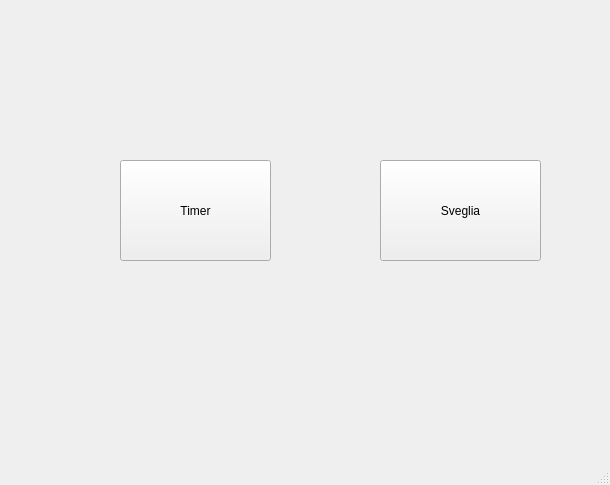
Above: homewindow.ui from GregorioViciani/TimerApp before the change. Below: the same form after it.
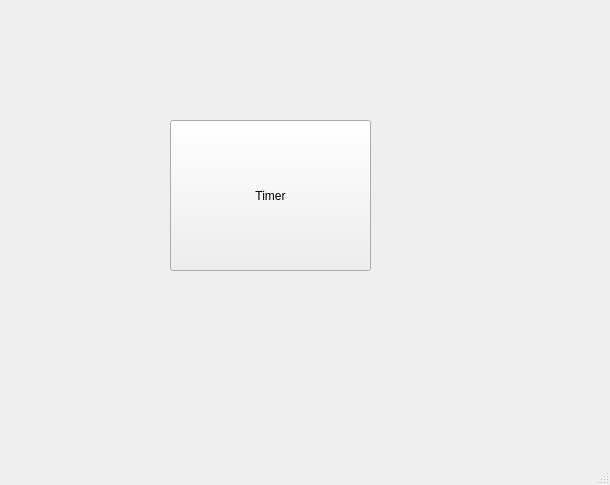
That is the form after the change.

Diff of the .ui file:
```diff
--- a/homewindow.ui
+++ b/homewindow.ui
@@ -17,29 +17,16 @@
    <widget class="QPushButton" name="timerbutton">
     <property name="geometry">
      <rect>
-      <x>120</x>
-      <y>160</y>
-      <width>151</width>
-      <height>101</height>
+      <x>170</x>
+      <y>120</y>
+      <width>201</width>
+      <height>151</height>
      </rect>
     </property>
     <property name="text">
      <string>Timer</string>
     </property>
    </widget>
-   <widget class="QPushButton" name="svegliabutton">
-    <property name="geometry">
-     <rect>
-      <x>380</x>
-      <y>160</y>
-      <width>161</width>
-      <height>101</height>
-     </rect>
-    </property>
-    <property name="text">
-     <string>Sveglia</string>
-    </property>
-   </widget>
   </widget>
   <widget class="QMenuBar" name="menubar">
    <property name="geometry">
```
